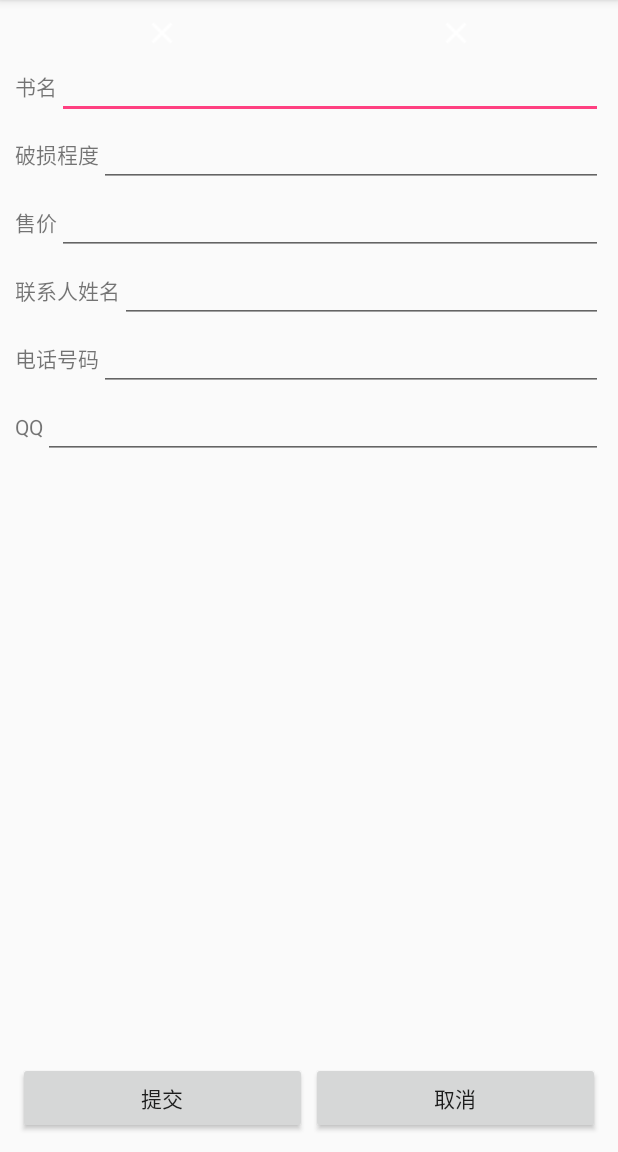
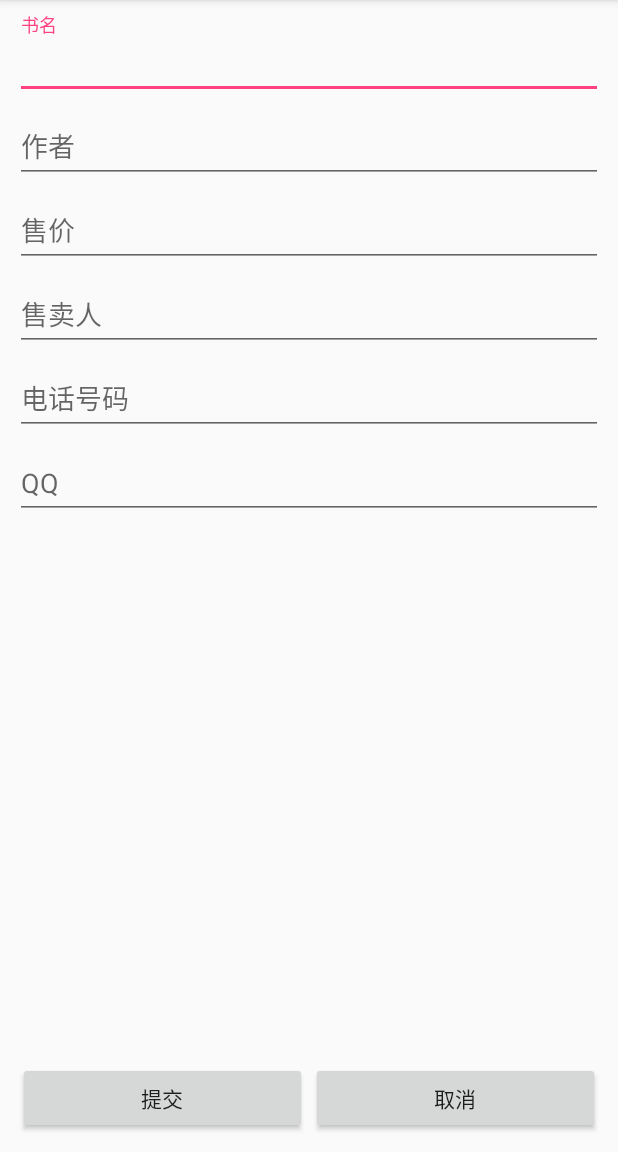
Before and after one commit to tianwailaike61/wustbook, an Android app: the UploadBookActivity screen opened directly, with no data from a screen before it, on a phone screen of 412 x 824 dp, the part 84-1236 px from its top. Run offline under Robolectric (Android 15) with nearby library versions, the phone set to English and light mode, and no system bars.

Commit message:
修改提交错误

```diff
--- a/app/src/main/java/com/edu/wustbook/Activity/LibaryActivity.java
+++ b/app/src/main/java/com/edu/wustbook/Activity/LibaryActivity.java
@@ -221,8 +221,8 @@ public class LibaryActivity extends AppCompatActivity implements View.OnTouchLis
     @Override
     public boolean onKeyDown(int keyCode, KeyEvent event) {
         if (keyCode == KeyEvent.KEYCODE_BACK && event.getRepeatCount() == 0) {
-            if (progressBar != null && progressBar.getVisibility() != View.GONE) {
-                return true;
+            if (st != null && st.getStatus() == AsyncTask.Status.RUNNING) {
+                st.cancel(true);
             }
             if (searchStr != null && !"".equals(searchStr)) {
                 return true;
--- a/app/src/main/java/com/edu/wustbook/Activity/UploadBookActivity.java
+++ b/app/src/main/java/com/edu/wustbook/Activity/UploadBookActivity.java
@@ -1,19 +1,65 @@
 package com.edu.wustbook.Activity;
 
+import android.os.AsyncTask;
+import android.os.Handler;
+import android.os.Message;
 import android.support.design.widget.TextInputEditText;
 import android.support.v7.app.AppCompatActivity;
 import android.os.Bundle;
 import android.support.v7.widget.AppCompatButton;
+import android.view.KeyEvent;
 import android.view.View;
+import android.widget.ProgressBar;
+import android.widget.Toast;
 
 import com.edu.wustbook.R;
 import com.edu.wustbook.Tool.BindView;
+import com.edu.wustbook.Tool.HttpConnection;
+import com.edu.wustbook.Tool.UploadTask;
 
-public class UploadBookActivity extends AppCompatActivity implements View.OnClickListener{
+public class UploadBookActivity extends AppCompatActivity implements View.OnClickListener {
     @BindView(values = {R.id.submit, R.id.cancel})
     private AppCompatButton submit, cancel;
-    @BindView(values = {R.id.bookname, R.id.bookps, R.id.bookprice, R.id.username, R.id.phonenumber, R.id.qqnumber})
-    private TextInputEditText bookname, bookps, bookprice, username, phonenumber, qqnumber;
+    @BindView(values = {R.id.bookname, R.id.author, R.id.bookprice, R.id.username, R.id.phoneNumber, R.id.qqnumber})
+    private TextInputEditText bookname, author, bookprice, username, phonenumber, qqnumber;
+    @BindView(values = R.id.progressbar)
+    private ProgressBar progressBar;
+    @BindView(values = R.id.booksubmitcontent)
+    private View content;
+
+    private UploadTask ut;
+
+    private Handler handler = new Handler() {
+        @Override
+        public void handleMessage(Message msg) {
+            switch (msg.what) {
+                case HttpConnection.RESPONSE:
+
+                    break;
+                case HttpConnection.Exception:
+                    progressBar.setVisibility(View.GONE);
+                    content.setVisibility(View.VISIBLE);
+                    Toast.makeText(getApplicationContext(), getResources().getString(R.string.network_excetption), Toast.LENGTH_LONG).show();
+                    break;
+                case HttpConnection.NORESPONSE:
+                    progressBar.setVisibility(View.GONE);
+                    content.setVisibility(View.VISIBLE);
+                    Toast.makeText(getApplicationContext(), getResources().getString(R.string.network_no_response), Toast.LENGTH_LONG).show();
+                    break;
+                default:
+            }
+        }
+
+    };
+
+    public boolean onKeyDown(int keyCode, KeyEvent event) {
+        if (keyCode == KeyEvent.KEYCODE_BACK && event.getRepeatCount() == 0) {
+            if (ut != null && ut.getStatus() == AsyncTask.Status.RUNNING) {
+                ut.cancel(true);
+            }
+        }
+        return super.onKeyDown(keyCode, event);
+    }
 
     @Override
     protected void onCreate(Bundle savedInstanceState) {
@@ -23,7 +69,7 @@ public class UploadBookActivity extends AppCompatActivity implements View.OnClic
 
     @Override
     public void onClick(View v) {
-        switch (v.getId()){
+        switch (v.getId()) {
             case R.id.submit:
                 break;
             case R.id.cancel:
--- /dev/null
+++ b/app/src/main/java/com/edu/wustbook/Tool/UploadTask.java
@@ -0,0 +1,69 @@
+package com.edu.wustbook.Tool;
+
+import android.content.ContentValues;
+import android.os.AsyncTask;
+import android.os.Handler;
+import android.os.Message;
+
+import com.edu.wustbook.Model.Book;
+
+import java.util.List;
+
+/**
+ * Created by PC on 2016/5/25.
+ */
+public class UploadTask extends AsyncTask<ContentValues, Integer, Boolean> {
+    private String urlStr;
+    private String cookie;
+
+    private Handler handler;
+
+    private HttpConnection httpConnection;
+
+    public UploadTask(String url, Handler handler) {
+        this.urlStr = url;
+        this.handler = handler;
+    }
+
+    @Override
+    protected void onPreExecute() {
+        super.onPreExecute();
+        httpConnection = new HttpConnection(urlStr);
+    }
+
+    @Override
+    protected Boolean doInBackground(ContentValues... params) {
+        if (params != null) {
+            for (ContentValues values : params)
+                httpConnection.setVales(values);
+        }
+        if (cookie != null)
+            httpConnection.setCookie(cookie);
+        if (httpConnection.open() != null) {
+            String s = ConversionUtils.inputStreamToString(httpConnection.getInputStream());
+            if ("fail".equals(s))
+                return false;
+            if ("success".equals(s))
+                return true;
+        }
+        return false;
+    }
+
+    @Override
+    protected void onPostExecute(Boolean aBoolean) {
+        super.onPostExecute(aBoolean);
+        Message message = Message.obtain();
+        message.what = httpConnection.getConnState();
+        message.obj = aBoolean;
+        handler.sendMessage(message);
+        httpConnection.close();
+    }
+
+    public String getCookie() {
+        return cookie;
+    }
+
+    public void setCookie(String cookie) {
+        this.cookie = cookie;
+    }
+}
--- a/app/src/main/res/layout/activity_upload_book.xml
+++ b/app/src/main/res/layout/activity_upload_book.xml
@@ -9,9 +9,21 @@
     android:paddingTop="@dimen/activity_vertical_margin"
     tools:context="com.edu.wustbook.Activity.UploadBookActivity">
 
+    <ProgressBar
+        android:id="@+id/progressbar"
+        android:layout_width="match_parent"
+        android:layout_height="wrap_content"
+        android:visibility="gone" />
+
+    <RelativeLayout
+        android:id="@+id/booksubmitcontent"
+        android:layout_width="match_parent"
+        android:layout_height="match_parent">
+
+
         <LinearLayout
             android:id="@+id/btgroup"
-        android:layout_width="fill_parent"
+            android:layout_width="match_parent"
             android:layout_height="wrap_content"
             android:layout_alignParentBottom="true"
             android:orientation="horizontal"
@@ -45,128 +57,97 @@
                 android:layout_height="match_parent"
                 android:orientation="vertical">
 
-            <LinearLayout
-                android:layout_width="fill_parent"
+                <android.support.design.widget.TextInputLayout
+                    android:layout_width="match_parent"
+                    android:layout_height="wrap_content">
+
+                    <EditText
+                        android:id="@+id/bookname"
+                        android:layout_width="match_parent"
                         android:layout_height="wrap_content"
-                android:orientation="horizontal"
-                android:weightSum="2">
+                        android:hint="书名"
+                        android:inputType="textAutoComplete"
+                        android:maxLines="1"
+                        android:singleLine="true" />
 
-                <android.support.v7.widget.AppCompatImageView
-                    android:layout_width="wrap_content"
+                </android.support.design.widget.TextInputLayout>
+
+                <android.support.design.widget.TextInputLayout
+                    android:layout_width="match_parent"
+                    android:layout_height="wrap_content">
+
+                    <EditText
+                        android:id="@+id/author"
+                        android:layout_width="match_parent"
                         android:layout_height="wrap_content"
-                    android:layout_weight="1"
-                    android:src="@drawable/ic_close_dk" />
+                        android:hint="作者"
+                        android:inputType="textAutoComplete"
+                        android:maxLines="1"
+                        android:singleLine="true" />
 
-                <android.support.v7.widget.AppCompatImageView
-                    android:layout_width="wrap_content"
+                </android.support.design.widget.TextInputLayout>
+
+                <android.support.design.widget.TextInputLayout
+                    android:layout_width="match_parent"
+                    android:layout_height="wrap_content">
+
+                    <EditText
+                        android:id="@+id/price"
+                        android:layout_width="match_parent"
                         android:layout_height="wrap_content"
-                    android:layout_weight="1"
-                    android:src="@drawable/ic_close_dk" />
-            </LinearLayout>
+                        android:hint="售价"
+                        android:inputType="textAutoComplete"
+                        android:maxLines="1"
+                        android:singleLine="true" />
 
-            <LinearLayout
-                android:layout_width="fill_parent"
+                </android.support.design.widget.TextInputLayout>
+
+                <android.support.design.widget.TextInputLayout
+                    android:layout_width="match_parent"
+                    android:layout_height="wrap_content">
+
+                    <EditText
+                        android:id="@+id/saler"
+                        android:layout_width="match_parent"
                         android:layout_height="wrap_content"
-                android:orientation="horizontal">
+                        android:hint="售卖人"
+                        android:inputType="textAutoComplete"
+                        android:maxLines="1"
+                        android:singleLine="true" />
 
-                <android.support.v7.widget.AppCompatTextView
-                    android:layout_width="wrap_content"
+                </android.support.design.widget.TextInputLayout>
+
+                <android.support.design.widget.TextInputLayout
+                    android:layout_width="match_parent"
+                    android:layout_height="wrap_content">
+
+                    <EditText
+                        android:id="@+id/phoneNumber"
+                        android:layout_width="match_parent"
                         android:layout_height="wrap_content"
-                    android:text="书名" />
+                        android:hint="电话号码"
+                        android:inputType="textAutoComplete"
+                        android:maxLines="1"
+                        android:singleLine="true" />
 
-                <android.support.design.widget.TextInputEditText
-                    android:id="@+id/bookname"
-                    android:layout_width="fill_parent"
-                    android:layout_height="wrap_content" />
-            </LinearLayout>
+                </android.support.design.widget.TextInputLayout>
 
-            <LinearLayout
-                android:layout_width="fill_parent"
+                <android.support.design.widget.TextInputLayout
+                    android:layout_width="match_parent"
+                    android:layout_height="wrap_content">
+
+                    <EditText
+                        android:id="@+id/qqnumber"
+                        android:layout_width="match_parent"
                         android:layout_height="wrap_content"
-                android:orientation="horizontal">
+                        android:hint="QQ"
+                        android:inputType="textAutoComplete"
+                        android:maxLines="1"
+                        android:singleLine="true" />
 
-                <android.support.v7.widget.AppCompatTextView
-                    android:layout_width="wrap_content"
-                    android:layout_height="wrap_content"
-                    android:text="破损程度" />
-
-                <android.support.design.widget.TextInputEditText
-                    android:id="@+id/bookps"
-                    android:layout_width="fill_parent"
-                    android:layout_height="wrap_content" />
-            </LinearLayout>
-
-            <LinearLayout
-                android:layout_width="fill_parent"
-                android:layout_height="wrap_content"
-                android:orientation="horizontal">
-
-                <android.support.v7.widget.AppCompatTextView
-                    android:layout_width="wrap_content"
-                    android:layout_height="wrap_content"
-                    android:text="售价" />
-
-                <android.support.design.widget.TextInputEditText
-                    android:id="@+id/bookprice"
-                    android:layout_width="fill_parent"
-                    android:layout_height="wrap_content" />
-            </LinearLayout>
-
-            <LinearLayout
-                android:layout_width="fill_parent"
-                android:layout_height="wrap_content"
-                android:orientation="horizontal">
-
-                <android.support.v7.widget.AppCompatTextView
-                    android:id="@+id/usernametext"
-                    android:layout_width="wrap_content"
-                    android:layout_height="wrap_content"
-                    android:layout_alignParentLeft="true"
-                    android:layout_centerVertical="true"
-                    android:text="联系人姓名" />
-
-                <android.support.design.widget.TextInputEditText
-                    android:id="@+id/username"
-                    android:layout_width="fill_parent"
-                    android:layout_height="wrap_content"
-                    android:layout_centerVertical="true"
-                    android:layout_toRightOf="@id/usernametext" />
-            </LinearLayout>
-
-            <LinearLayout
-                android:layout_width="fill_parent"
-                android:layout_height="wrap_content"
-                android:orientation="horizontal">
-
-                <android.support.v7.widget.AppCompatTextView
-                    android:layout_width="wrap_content"
-                    android:layout_height="wrap_content"
-                    android:text="电话号码" />
-
-                <android.support.design.widget.TextInputEditText
-                    android:id="@+id/phonenumber"
-                    android:layout_width="fill_parent"
-                    android:layout_height="wrap_content"
-                    android:inputType="number" />
-            </LinearLayout>
-
-            <LinearLayout
-                android:layout_width="fill_parent"
-                android:layout_height="wrap_content"
-                android:orientation="horizontal">
-
-                <android.support.v7.widget.AppCompatTextView
-                    android:layout_width="wrap_content"
-                    android:layout_height="wrap_content"
-                    android:text="QQ" />
-
-                <android.support.design.widget.TextInputEditText
-                    android:id="@+id/qqnumber"
-                    android:layout_width="fill_parent"
-                    android:layout_height="wrap_content"
-                    android:inputType="number" />
-            </LinearLayout>
+                </android.support.design.widget.TextInputLayout>
             </LinearLayout>
         </ScrollView>
+    </RelativeLayout>
 
 </RelativeLayout>
```
Also changed, not shown: app/libs/json-lib-2.2.2-jdk15.jar (added). Lines whose indentation alone changed are shown as unchanged.
